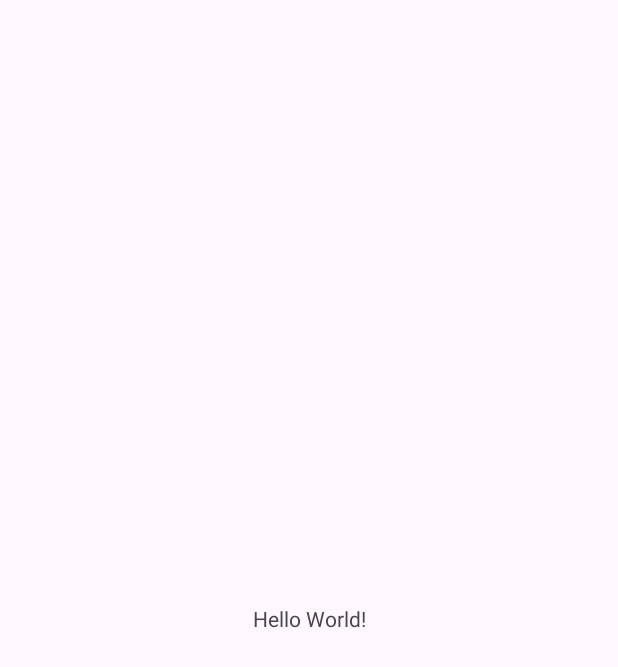
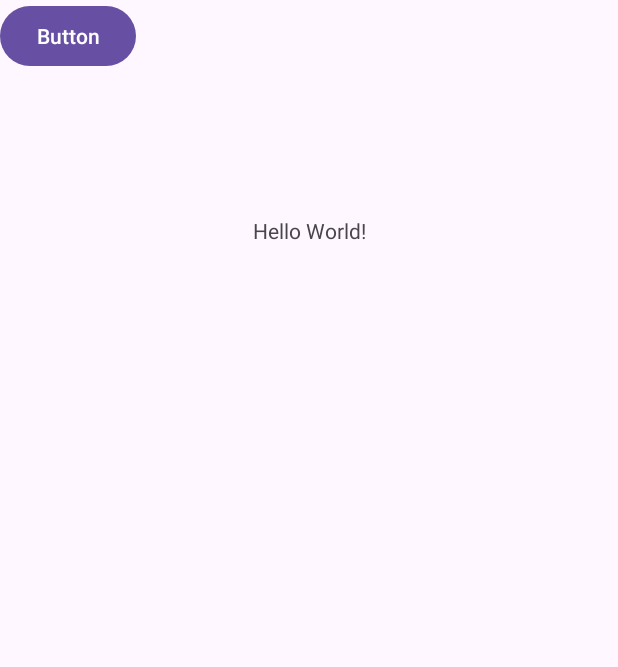
Before and after one commit to Malioak/quizz, an Android app: the screen it shows after launch (MainActivity), on a phone screen of 412 x 824 dp. Before the commit the part shown is almost empty. Shown: the top 667 px of the screen. Run offline under Robolectric (Android 15) with nearby library versions, the phone set to English and light mode, and no system bars.

Commit message:
Projeto 2

```diff
--- a/app/src/main/java/com/example/quizz/MainActivity.kt
+++ b/app/src/main/java/com/example/quizz/MainActivity.kt
@@ -17,4 +17,5 @@ class MainActivity : AppCompatActivity() {
             insets
         }
     }
+
 }
--- a/app/src/main/res/layout/activity_main.xml
+++ b/app/src/main/res/layout/activity_main.xml
@@ -14,6 +14,15 @@
         app:layout_constraintBottom_toBottomOf="parent"
         app:layout_constraintEnd_toEndOf="parent"
         app:layout_constraintStart_toStartOf="parent"
-        app:layout_constraintTop_toTopOf="parent" />
+        app:layout_constraintTop_toTopOf="parent"
+        app:layout_constraintVertical_bias="0.179" />
+
+    <Button
+        android:id="@+id/button"
+        android:layout_width="wrap_content"
+        android:layout_height="wrap_content"
+        android:text="Button"
+        tools:layout_editor_absoluteX="177dp"
+        tools:layout_editor_absoluteY="280dp" />
 
 </androidx.constraintlayout.widget.ConstraintLayout>
```
